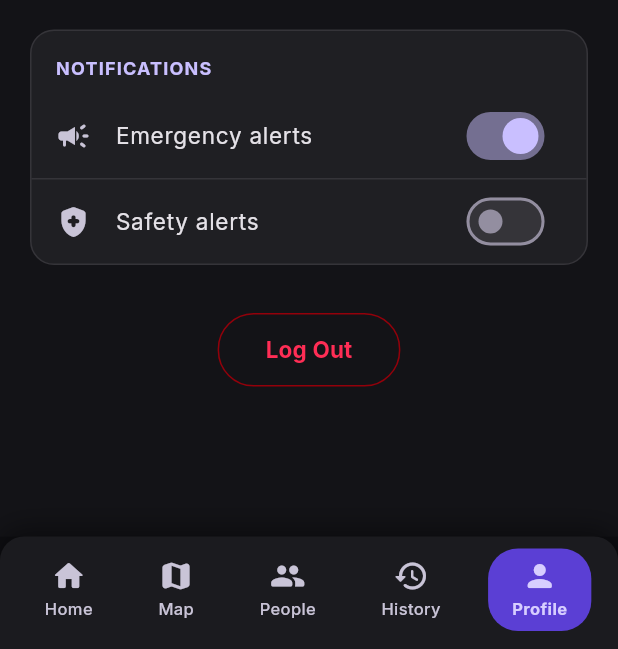
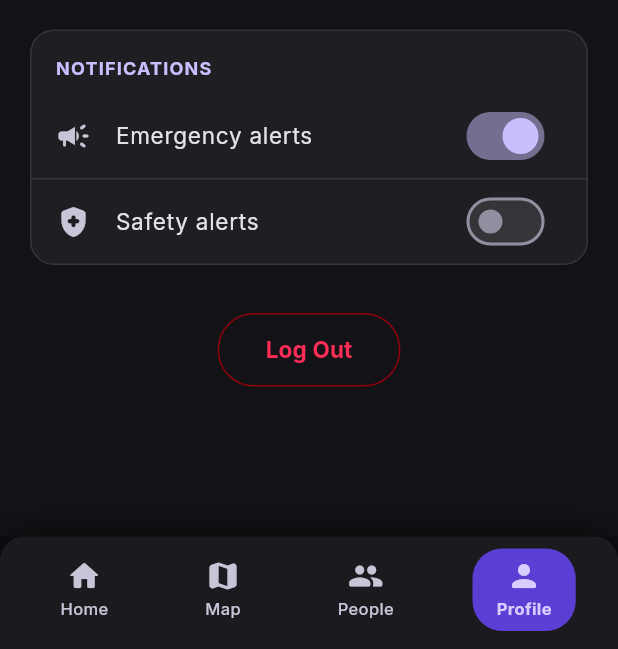
Before and after one commit to pratik0620/trinetra, a Flutter app: the ProfileScreen screen opened by its route, scrolled down 479 dp, on a phone screen of 412 x 824 dp, the part 587-1236 px from its top. Run offline on Flutter 3.47's test engine with Material 3 defaults, Android fonts, the phone set to English and light mode, and no system bars; our stand-ins replace cloud_firestore, firebase_auth, firebase_core, firebase_messaging, flutter_blue_plus, flutter_local_notifications and 7 more; accounts and stored records are empty.

Commit message:
removed history and avatars

```diff
--- a/lib/core/router/app_router.dart
+++ b/lib/core/router/app_router.dart
@@ -6,7 +6,6 @@ import '../../features/emergency/guardian_emergency_active_screen.dart';
 import '../../features/emergency/guardian_emergency_responding_screen.dart';
 import '../../features/emergency/guardian_emergency_resolved_screen.dart';
 import '../../features/emergency/my_emergency_screen.dart';
-import '../../features/history/history_screen.dart';
 import '../../features/home/home_screen.dart';
 import '../../features/map/map_screen.dart';
 import '../../features/onboarding/onboarding_screen.dart';
@@ -59,10 +58,8 @@ class AppRouter {
             currentIndex = 1;
           } else if (location.startsWith('/people')) {
             currentIndex = 2;
-          } else if (location.startsWith('/history')) {
+          } else if (location.startsWith('/profile')) {
             currentIndex = 3;
-          } else if (location.startsWith('/profile')) {
-            currentIndex = 4;
           }
 
           return Scaffold(
@@ -87,10 +84,6 @@ class AppRouter {
           GoRoute(
             path: '/people',
             builder: (context, state) => const PeopleScreen(),
-          ),
-          GoRoute(
-            path: '/history',
-            builder: (context, state) => const HistoryScreen(),
           ),
           GoRoute(
             path: '/profile',
--- a/lib/features/emergency/guardian_emergency_resolved_screen.dart
+++ b/lib/features/emergency/guardian_emergency_resolved_screen.dart
@@ -114,7 +114,7 @@ class GuardianEmergencyResolvedScreen extends ConsumerWidget {
                 child: ElevatedButton.icon(
                   onPressed: () {
                     notifier.dismissGuardianEmergency();
-                    context.go('/history');
+                    context.go('/home');
                   },
                   style: ElevatedButton.styleFrom(
                     backgroundColor: AppColors.primaryContainer,
@@ -123,9 +123,9 @@ class GuardianEmergencyResolvedScreen extends ConsumerWidget {
                       borderRadius: BorderRadius.circular(27),
                     ),
                   ),
-                  icon: const Icon(Icons.history_rounded),
+                  icon: const Icon(Icons.home_rounded),
                   label: const Text(
-                    'VIEW EVENT DETAILS',
+                    'RETURN TO HOME',
                     style: TextStyle(
                       fontSize: 14,
                       fontWeight: FontWeight.bold,
--- a/lib/features/profile/profile_screen.dart
+++ b/lib/features/profile/profile_screen.dart
@@ -27,7 +27,6 @@ class _ProfileScreenState extends ConsumerState<ProfileScreen> {
     final phone = profileAsync.value?.phone.isNotEmpty == true
         ? profileAsync.value!.phone
         : (firebaseUser?.phoneNumber ?? state.currentUser.phone);
-    final avatarUrl = profileAsync.value?.photoUrl ?? state.currentUser.avatarUrl;
 
     return Scaffold(
       backgroundColor: AppColors.background,
@@ -52,7 +51,15 @@ class _ProfileScreenState extends ConsumerState<ProfileScreen> {
                           ),
                           child: CircleAvatar(
                             radius: 50,
-                            backgroundImage: NetworkImage(avatarUrl),
+                            backgroundColor: AppColors.primaryContainer,
+                            child: Text(
+                              name.isNotEmpty ? name[0].toUpperCase() : 'U',
+                              style: const TextStyle(
+                                fontSize: 42,
+                                fontWeight: FontWeight.bold,
+                                color: AppColors.onPrimaryContainer,
+                              ),
+                            ),
                           ),
                         ),
                         Positioned(
--- a/lib/shared/widgets/app_bottom_nav_bar.dart
+++ b/lib/shared/widgets/app_bottom_nav_bar.dart
@@ -24,9 +24,6 @@ class AppBottomNavBar extends StatelessWidget {
         context.go('/people');
         break;
       case 3:
-        context.go('/history');
-        break;
-      case 4:
         context.go('/profile');
         break;
     }
@@ -71,12 +68,6 @@ class AppBottomNavBar extends StatelessWidget {
           _buildNavItem(
             context,
             index: 3,
-            icon: Icons.history_rounded,
-            label: 'History',
-          ),
-          _buildNavItem(
-            context,
-            index: 4,
             icon: Icons.person_rounded,
             label: 'Profile',
           ),
```
Also changed, not shown: lib/shared/widgets/person_card.dart (+16 -2 lines).
